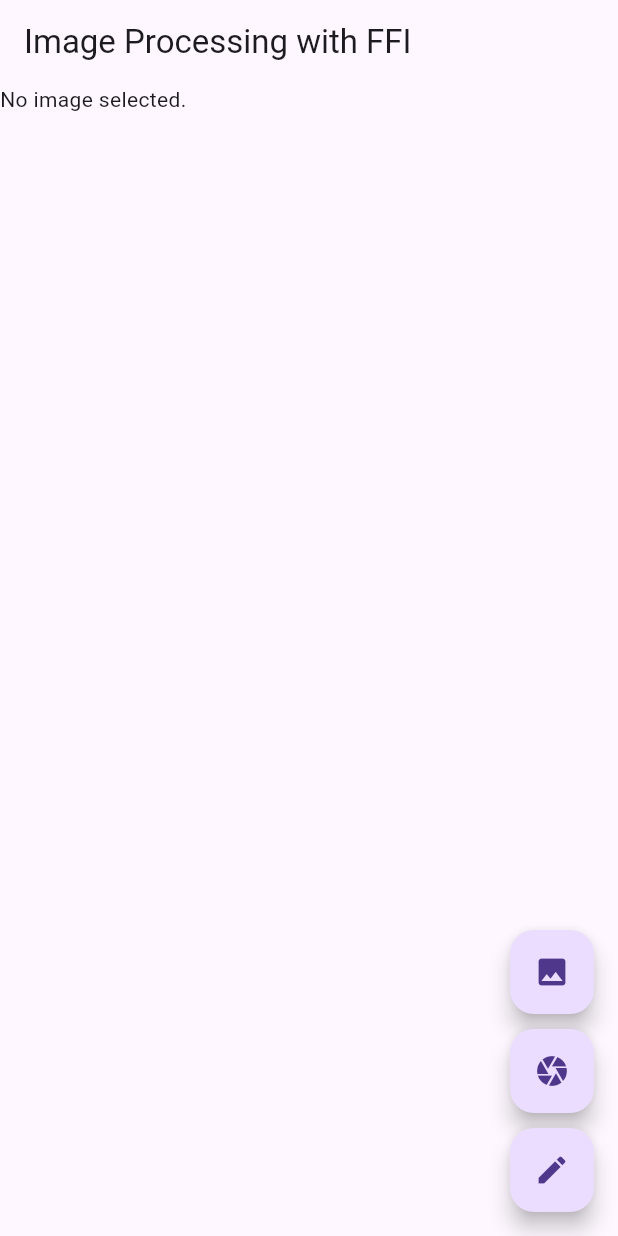
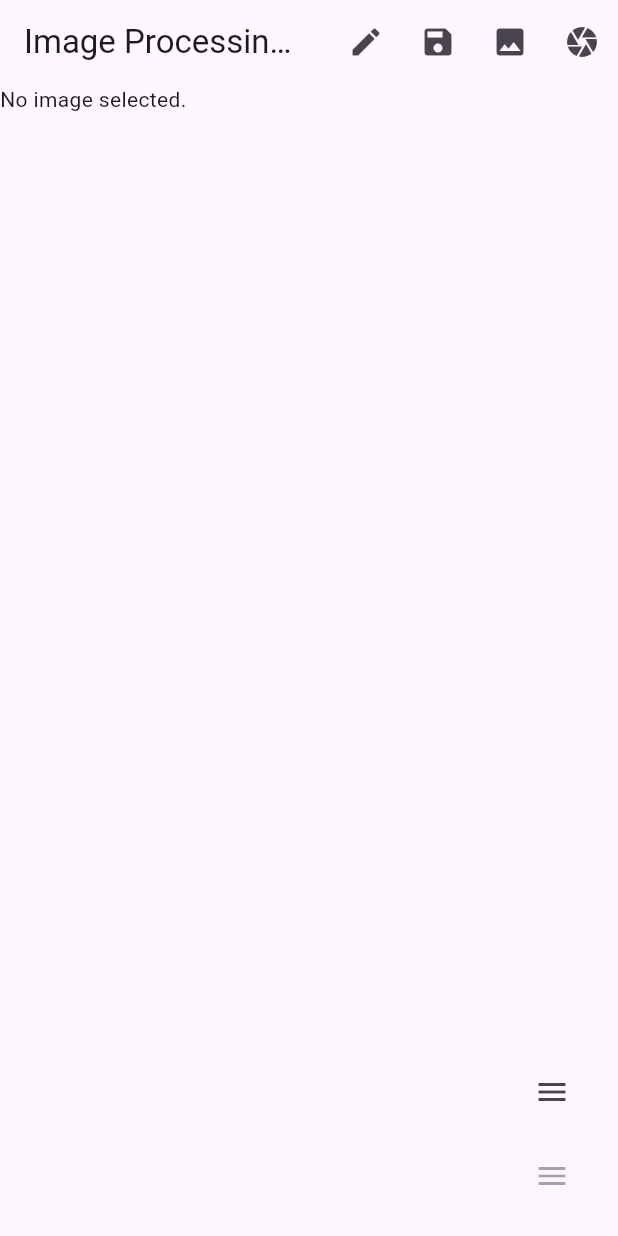
Before and after one commit to alehay/graphic_editor, a Flutter app: the screen it shows after launch, on a phone screen of 412 x 824 dp. Run offline on Flutter 3.47's test engine with Material 3 defaults, Android fonts, the phone set to English and light mode, and no system bars; our stand-ins replace file_picker, flutter_cache_manager, full_screen_image, image_picker; missing offline and left inert: dart:ffi, image_size_getter.

Commit message:
add submenu

```diff
--- a/example/lib/main.dart
+++ b/example/lib/main.dart
@@ -13,7 +13,6 @@ import 'package:image_size_getter/file_input.dart';
 import 'package:full_screen_image/full_screen_image.dart';
 import 'dart:math';
 import 'package:flutter_cache_manager/flutter_cache_manager.dart';
-
 
 void main() {
   int res = graphics.libGraphInit();
@@ -57,6 +56,7 @@ class _MyAppState extends State<MyApp> {
   final GlobalKey _imageKey = GlobalKey();
   double _scaleWidth = 1;
   double _scaleHeight = 1;
+  bool _isDrawing = false; // State variable to track drawing mode
 
   Future<void> _pickImage(ImageSource source) async {
     var appDir = (await getTemporaryDirectory()).path;
@@ -80,16 +80,14 @@ class _MyAppState extends State<MyApp> {
       double scale_img = imageWidth / screenWidth;
       print("scale img = ${scale_img}");
 
-      if(scale_img < 1.0) {
+      if (scale_img < 1.0) {
         scale_img == 1.0;
       }
 
       setState(() {
         _image = copiedImage;
-        _scaleWidth =  scale_img;
+        _scaleWidth = scale_img;
       });
-
-
     }
   }
 
@@ -99,8 +97,6 @@ class _MyAppState extends State<MyApp> {
     });
   }
 
-
-
   @override
   void dispose() {
     DefaultCacheManager().emptyCache();
@@ -109,14 +105,16 @@ class _MyAppState extends State<MyApp> {
 
   String _generateRandomName(int length) {
     final random = Random();
-    const chars = 'abcdefghijklmnopqrstuvwxyzABCDEFGHIJKLMNOPQRSTUVWXYZ0123456789';
+    const chars =
+        'abcdefghijklmnopqrstuvwxyzABCDEFGHIJKLMNOPQRSTUVWXYZ0123456789';
     return String.fromCharCodes(Iterable.generate(
         length, (_) => chars.codeUnitAt(random.nextInt(chars.length))));
   }
 
   Future<void> _processImage() async {
     final tempDir = await getTemporaryDirectory();
-    final randomName = _generateRandomName(10); // Generate a 10 character random name
+    final randomName =
+        _generateRandomName(10); // Generate a 10 character random name
     final processedImagePath = '${tempDir.path}/$randomName.jpg';
     final processImage = await _image!.copy(processedImagePath);
 
@@ -136,14 +134,13 @@ class _MyAppState extends State<MyApp> {
     });
 
     temp.delete();
-
   }
 
   ffi.Pointer<ffi.Float> _convertPointsToNative(List<Offset> points) {
     final pointer = calloc<ffi.Float>(points.length * 2);
     for (int i = 0; i < points.length; i++) {
-      pointer[i * 2] = points[i].dx * _scaleWidth ;
-      pointer[i * 2 + 1] = points[i].dy  * _scaleWidth;
+      pointer[i * 2] = points[i].dx * _scaleWidth;
+      pointer[i * 2 + 1] = points[i].dy * _scaleWidth;
     }
     return pointer;
   }
@@ -154,14 +151,41 @@ class _MyAppState extends State<MyApp> {
       home: Scaffold(
         appBar: AppBar(
           title: const Text('Image Processing with FFI'),
+          actions: [
+            IconButton(
+              icon: Icon(_isDrawing ? Icons.edit_off : Icons.edit),
+              onPressed: () {
+                setState(() {
+                  _isDrawing = !_isDrawing;
+                });
+              },
+            ),
+            IconButton(
+              icon: const Icon(Icons.save),
+              onPressed: _processImage,
+            ),
+            IconButton(
+              onPressed: () => _pickImage(ImageSource.gallery),
+              icon: const Icon(Icons.photo),
+            ),
+            const SizedBox(height: 10),
+            IconButton(
+              onPressed: () => _pickImage(ImageSource.camera),
+              icon: const Icon(Icons.camera),
+            ),
+
+
+          ],
         ),
         body: Center(
           child: GestureDetector(
             onPanUpdate: (details) {
+              if (_isDrawing) {
                 RenderBox renderBox = context.findRenderObject() as RenderBox;
                 Offset localPosition =
                     renderBox.globalToLocal(details.localPosition);
                 _addPoint(localPosition);
+              }
             },
             child: Stack(
               children: [
@@ -177,24 +201,69 @@ class _MyAppState extends State<MyApp> {
             ),
           ),
         ),
-        floatingActionButton: Column(
+        floatingActionButton: SizedBox(
+          width: 56, // Standard size of a FloatingActionButton
+          child: Column(
             mainAxisAlignment: MainAxisAlignment.end,
             children: [
-            FloatingActionButton(
-              onPressed: () => _pickImage(ImageSource.gallery),
-              child: const Icon(Icons.photo),
+              DropdownMenuItem<String>(
+                value: 'submenu1',
+                child: SubmenuButton(
+                  menuStyle: MenuStyle(
+                    padding: MaterialStateProperty.all(EdgeInsets.zero),
                   ),
-            const SizedBox(height: 10),
-            FloatingActionButton(
-              onPressed: () => _pickImage(ImageSource.camera),
-              child: const Icon(Icons.camera),
+                  child: Icon(Icons.menu),
+                  menuChildren: [
+                    MenuItemButton(
+                      style: ButtonStyle(
+                        padding: MaterialStateProperty.all(EdgeInsets.zero),
                       ),
-            const SizedBox(height: 10),
-            FloatingActionButton(
-              onPressed: () => _processImage(),
-              child: const Icon(Icons.edit),
+                      child: Row(
+                        mainAxisSize: MainAxisSize.min,
+                        children: [
+                          Icon(Icons.star, size: 20),
+                          SizedBox(width: 8),
+                          Text('Option 1.1'),
+                        ],
+                      ),
+                      onPressed: () {
+                        // Handle Option 1.1
+                      },
+                    ),
+                    MenuItemButton(
+                      style: ButtonStyle(
+                        padding: MaterialStateProperty.all(EdgeInsets.zero),
+                      ),
+                      child: Row(
+                        mainAxisSize: MainAxisSize.min,
+                        children: [
+                          Icon(Icons.star, size: 20),
+                          SizedBox(width: 8),
+                          Text('Option 1.2'),
+                        ],
+                      ),
+                      onPressed: () {
+                        // Handle Option 1.2
+                      },
                     ),
                   ],
+                ),
+              ),
+              SizedBox(height: 8), // Add some spacing between the buttons
+              DropdownMenuItem<String>(
+                value: 'submenu2',
+                child: SubmenuButton(
+                  menuStyle: MenuStyle(
+                    padding: MaterialStateProperty.all(EdgeInsets.zero),
+                  ),
+                  child: Icon(Icons.menu),
+                  menuChildren: [
+                    // ... (similar modifications for submenu2)
+                  ],
+                ),
+              ),
+            ],
+          ),
         ),
       ),
     );
```
Lines whose indentation alone changed are shown as unchanged.
